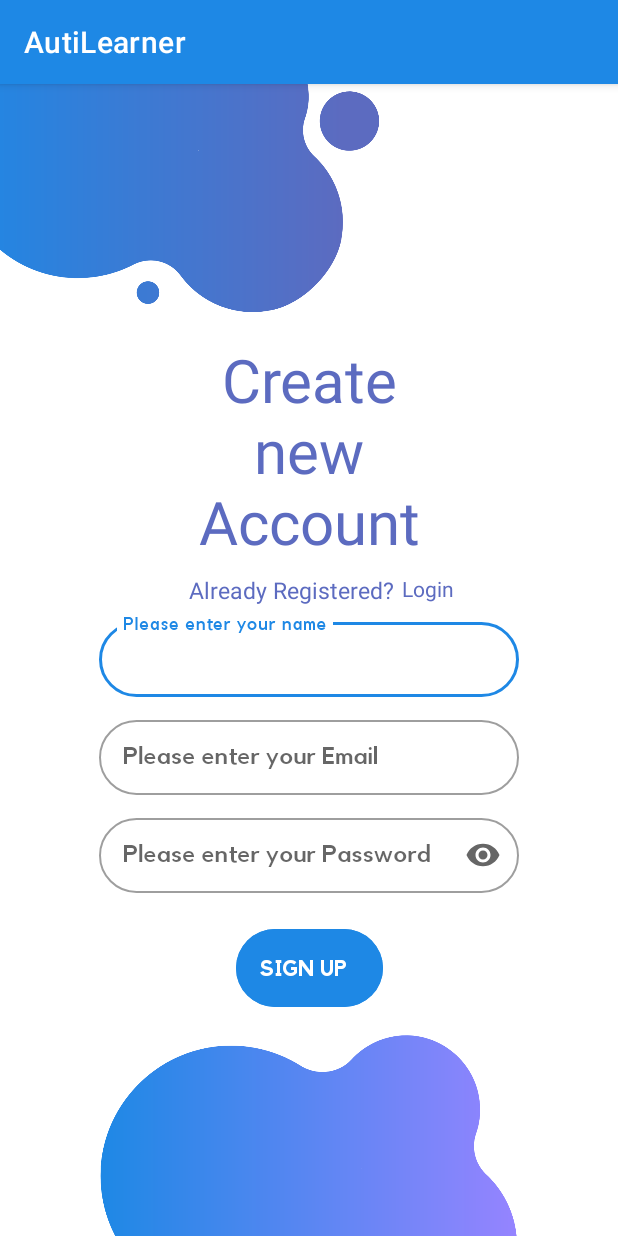
After one commit to PrajeetGuha/AutiLearner, an Android app: the SignUpActivity screen opened directly, with no data from a screen before it, on a phone screen of 412 x 824 dp. The commit adds this screen. Run offline under Robolectric (Android 15) with nearby library versions, the phone set to English and light mode, and no system bars.

Commit message:
signup_page
mainpage done, signup page done

```diff
--- a/app/src/main/AndroidManifest.xml
+++ b/app/src/main/AndroidManifest.xml
@@ -22,6 +22,7 @@
                 <category android:name="android.intent.category.LAUNCHER" />
             </intent-filter>
         </activity>
+        <activity android:name=".SignUpActivity"></activity>
     </application>
 
 </manifest>
--- /dev/null
+++ b/app/src/main/java/stcet/project/autilearner/SignUpActivity.kt
@@ -0,0 +1,12 @@
+package stcet.project.autilearner
+
+import android.os.Bundle
+import androidx.appcompat.app.AppCompatActivity
+
+class SignUpActivity : AppCompatActivity() {
+
+    override fun onCreate(savedInstanceState: Bundle?) {
+        super.onCreate(savedInstanceState)
+        setContentView(R.layout.activity_signup)
+    }
+}
--- /dev/null
+++ b/app/src/main/res/layout/activity_login.xml
@@ -0,0 +1,6 @@
+<?xml version="1.0" encoding="utf-8"?>
+<androidx.constraintlayout.widget.ConstraintLayout xmlns:android="http://schemas.android.com/apk/res/android"
+    android:layout_width="match_parent"
+    android:layout_height="match_parent">
+
+</androidx.constraintlayout.widget.ConstraintLayout>
--- /dev/null
+++ b/app/src/main/res/layout/activity_signup.xml
@@ -0,0 +1,155 @@
+<?xml version="1.0" encoding="utf-8"?>
+<androidx.constraintlayout.widget.ConstraintLayout xmlns:android="http://schemas.android.com/apk/res/android"
+    xmlns:app="http://schemas.android.com/apk/res-auto"
+    xmlns:tools="http://schemas.android.com/tools"
+    android:layout_width="match_parent"
+    android:layout_height="match_parent"
+    tools:context=".SignUpActivity">
+
+    <ImageView
+        android:id="@+id/bubble_upper"
+        android:layout_width="283dp"
+        android:layout_height="518dp"
+        android:layout_marginEnd="160dp"
+        android:layout_marginBottom="-135dp"
+        android:cropToPadding="true"
+        app:layout_constraintBottom_toTopOf="@+id/createNewAccount"
+        app:layout_constraintEnd_toEndOf="parent"
+        app:srcCompat="@drawable/em_2" />
+
+    <ImageView
+        android:id="@+id/bubble_bottom"
+        android:layout_width="283dp"
+        android:layout_height="518dp"
+        android:layout_marginStart="44dp"
+        android:layout_marginTop="-120dp"
+        android:layout_marginEnd="44dp"
+        android:cropToPadding="true"
+        app:layout_constraintEnd_toEndOf="parent"
+        app:layout_constraintStart_toStartOf="parent"
+        app:layout_constraintTop_toBottomOf="@+id/login"
+        app:srcCompat="@drawable/em_1" />
+
+    <TextView
+        android:id="@+id/createNewAccount"
+        style="@style/secondaryMainText"
+        android:layout_marginStart="50dp"
+        android:layout_marginTop="170dp"
+        android:layout_marginEnd="50dp"
+        android:text="@string/createNewAccount"
+        android:textSize="40sp"
+        app:layout_constraintEnd_toEndOf="parent"
+        app:layout_constraintStart_toStartOf="parent"
+        app:layout_constraintTop_toTopOf="parent" />
+
+    <TextView
+        android:id="@+id/alreadyRegistered"
+        style="@style/secondaryMainText"
+        android:layout_width="wrap_content"
+        android:layout_height="wrap_content"
+        android:layout_marginTop="8dp"
+        android:layout_marginEnd="24dp"
+        android:text="@string/alreadyRegistered"
+        android:textSize="15dp"
+        app:layout_constraintEnd_toEndOf="parent"
+        app:layout_constraintStart_toStartOf="parent"
+        app:layout_constraintTop_toBottomOf="@+id/createNewAccount" />
+
+    <TextView
+        android:id="@+id/redirectTologin"
+        style="@style/secondaryMainText"
+        android:layout_width="wrap_content"
+        android:layout_height="wrap_content"
+        android:layout_marginStart="5dp"
+        android:layout_marginTop="8dp"
+        android:text="@string/login"
+        app:layout_constraintStart_toEndOf="@+id/alreadyRegistered"
+        app:layout_constraintTop_toBottomOf="@+id/createNewAccount" />
+
+    <com.google.android.material.textfield.TextInputLayout
+        android:id="@+id/inputname"
+        style="@style/Widget.MaterialComponents.TextInputLayout.OutlinedBox"
+        android:layout_width="280dp"
+        android:layout_height="wrap_content"
+        android:layout_marginTop="5dp"
+        android:hint="@string/name"
+        app:boxCornerRadiusBottomEnd="25dp"
+        app:boxCornerRadiusBottomStart="25dp"
+        app:boxCornerRadiusTopEnd="25dp"
+        app:boxCornerRadiusTopStart="25dp"
+        app:layout_constraintEnd_toEndOf="parent"
+        app:layout_constraintStart_toStartOf="parent"
+        app:layout_constraintTop_toBottomOf="@+id/alreadyRegistered">
+
+        <com.google.android.material.textfield.TextInputEditText
+            android:id="@+id/nametext"
+            android:layout_width="match_parent"
+            android:layout_height="50dp"
+            android:backgroundTint="@color/white"
+            android:fontFamily="@font/kollektif"
+            android:inputType="text" />
+
+    </com.google.android.material.textfield.TextInputLayout>
+
+    <com.google.android.material.textfield.TextInputLayout
+        android:id="@+id/inputpassword"
+        style="@style/Widget.MaterialComponents.TextInputLayout.OutlinedBox"
+        android:layout_width="280dp"
+        android:layout_height="wrap_content"
+        android:layout_marginTop="10dp"
+        android:hint="@string/password"
+        app:endIconMode="password_toggle"
+        app:boxCornerRadiusBottomEnd="25dp"
+        app:boxCornerRadiusBottomStart="25dp"
+        app:boxCornerRadiusTopEnd="25dp"
+        app:boxCornerRadiusTopStart="25dp"
+        app:layout_constraintEnd_toEndOf="parent"
+        app:layout_constraintStart_toStartOf="parent"
+        app:layout_constraintTop_toBottomOf="@+id/inputemail">
+
+        <com.google.android.material.textfield.TextInputEditText
+            android:id="@+id/passwordtext"
+            android:layout_width="match_parent"
+            android:layout_height="50dp"
+            android:backgroundTint="@color/white"
+            android:fontFamily="@font/kollektif"
+            android:inputType="textPassword" />
+
+    </com.google.android.material.textfield.TextInputLayout>
+
+    <Button
+        android:id="@+id/login"
+        style="@style/Theme.primaryButton"
+        android:layout_width="wrap_content"
+        android:layout_marginTop="20dp"
+        android:text="@string/signup"
+        android:textAlignment="center"
+        app:layout_constraintEnd_toEndOf="parent"
+        app:layout_constraintStart_toStartOf="parent"
+        app:layout_constraintTop_toBottomOf="@+id/inputpassword" />
+
+    <com.google.android.material.textfield.TextInputLayout
+        android:id="@+id/inputemail"
+        style="@style/Widget.MaterialComponents.TextInputLayout.OutlinedBox"
+        android:layout_width="280dp"
+        android:layout_height="wrap_content"
+        android:layout_marginTop="10dp"
+        android:hint="@string/email"
+        app:boxCornerRadiusBottomEnd="25dp"
+        app:boxCornerRadiusBottomStart="25dp"
+        app:boxCornerRadiusTopEnd="25dp"
+        app:boxCornerRadiusTopStart="25dp"
+        app:layout_constraintEnd_toEndOf="parent"
+        app:layout_constraintStart_toStartOf="parent"
+        app:layout_constraintTop_toBottomOf="@+id/inputname">
+
+        <com.google.android.material.textfield.TextInputEditText
+            android:id="@+id/emailtext"
+            android:layout_width="match_parent"
+            android:layout_height="50dp"
+            android:backgroundTint="@color/white"
+            android:fontFamily="@font/kollektif"
+            android:inputType="textEmailAddress" />
+    </com.google.android.material.textfield.TextInputLayout>
+
+</androidx.constraintlayout.widget.ConstraintLayout>
--- a/app/src/main/res/values-night/themes.xml
+++ b/app/src/main/res/values-night/themes.xml
@@ -13,4 +13,24 @@
         <item name="android:statusBarColor" tools:targetApi="l">?attr/colorPrimaryVariant</item>
         <!-- Customize your theme here. -->
     </style>
+    <style name="Theme.primaryButton" parent="Widget.Material3.Button.Icon">
+        <item name="android:backgroundTint">@color/primaryLightColor</item>
+        <item name="android:fontFamily">@font/kollektif_bold</item>
+        <item name="android:textColor">@color/primaryTextColor</item>
+    </style>
+    <style name="Theme.secondaryButton" parent="Widget.Material3.Button.Icon">
+        <item name="android:backgroundTint">@color/secondaryLightColor</item>
+        <item name="android:fontFamily">@font/kollektif_bold</item>
+        <item name="android:textColor">@color/secondaryTextColor</item>
+        <item name="android:textSize">10sp</item>
+        <item name="android:layout_height">40dp</item>
+        <item name="android:layout_width">wrap_content</item>
+        <item name="android:textAllCaps">true</item>
+    </style>
+    <style name="secondaryMainText">
+        <item name="android:layout_width">wrap_content</item>
+        <item name="android:layout_height">wrap_content</item>
+        <item name="android:textAlignment">center</item>
+        <item name="android:textColor">@color/secondaryLightColor</item>
+    </style>
 </resources>
--- a/app/src/main/res/values/strings.xml
+++ b/app/src/main/res/values/strings.xml
@@ -1,5 +1,13 @@
 <resources>
     <string name="app_name">AutiLearner</string>
-    <string name="tagline">The new, fun platform for your special needs child</string>
-    <string name="new_start">Let\'s Begin</string>
+    <string name="tagline">The new, fun platform for your special needs child!</string>
+    <string name="newBegin">Let\'s begin</string>
+    <string name="alreadyAccount">Already have an account?</string>
+    <string name="createNewAccount">Create new Account</string>
+    <string name="alreadyRegistered">Already Registered?</string>
+    <string name="login">Login</string>
+    <string name="signup">Sign Up</string>
+    <string name="name">Please enter your name</string>
+    <string name="email">Please enter your Email</string>
+    <string name="password">Please enter your Password</string>
 </resources>
--- a/app/src/main/res/values/themes.xml
+++ b/app/src/main/res/values/themes.xml
@@ -13,4 +13,31 @@
         <item name="android:statusBarColor" tools:targetApi="l">?attr/colorPrimaryVariant</item>
         <!-- Customize your theme here. -->
     </style>
+
+    <style name="Theme.primaryButton" parent="Widget.Material3.Button.Icon">
+        <item name="android:backgroundTint">@color/primaryColor</item>
+        <item name="android:fontFamily">@font/kollektif_bold</item>
+        <item name="android:textColor">@color/white</item>
+        <item name="android:textSize">15sp</item>
+        <item name="android:layout_height">60dp</item>
+        <item name="android:layout_width">300dp</item>
+        <item name="android:textAllCaps">true</item>
+        <item name="android:textAlignment">center</item>
+    </style>
+    <style name="Theme.secondaryButton" parent="Widget.Material3.Button.Icon">
+        <item name="android:backgroundTint">@color/secondaryColor</item>
+        <item name="android:fontFamily">@font/kollektif_bold</item>
+        <item name="android:textColor">@color/secondaryTextColor</item>
+        <item name="android:textSize">15sp</item>
+        <item name="android:layout_height">60dp</item>
+        <item name="android:layout_width">300dp</item>
+        <item name="android:textAllCaps">true</item>
+        <item name="android:textAlignment">center</item>
+    </style>
+    <style name="secondaryMainText">
+        <item name="android:layout_width">200dp</item>
+        <item name="android:layout_height">wrap_content</item>
+        <item name="android:textAlignment">center</item>
+        <item name="android:textColor">@color/secondaryColor</item>
+    </style>
 </resources>
```
Also changed, not shown: app/src/main/java/stcet/project/autilearner/LoginActivity.kt (added, +12 -0 lines), app/src/main/java/stcet/project/autilearner/MainActivity.kt (+7 -0 lines), app/src/main/res/layout/activity_main.xml (+26 -34 lines), app/src/main/res/drawable-v24/em_1.png (added), app/src/main/res/drawable-v24/em_2.png (added), app/src/main/res/font/kollektif.ttf (renamed from app/src/main/res/font/Kollektif.ttf), app/src/main/res/font/kollektif_bold.ttf (added).
